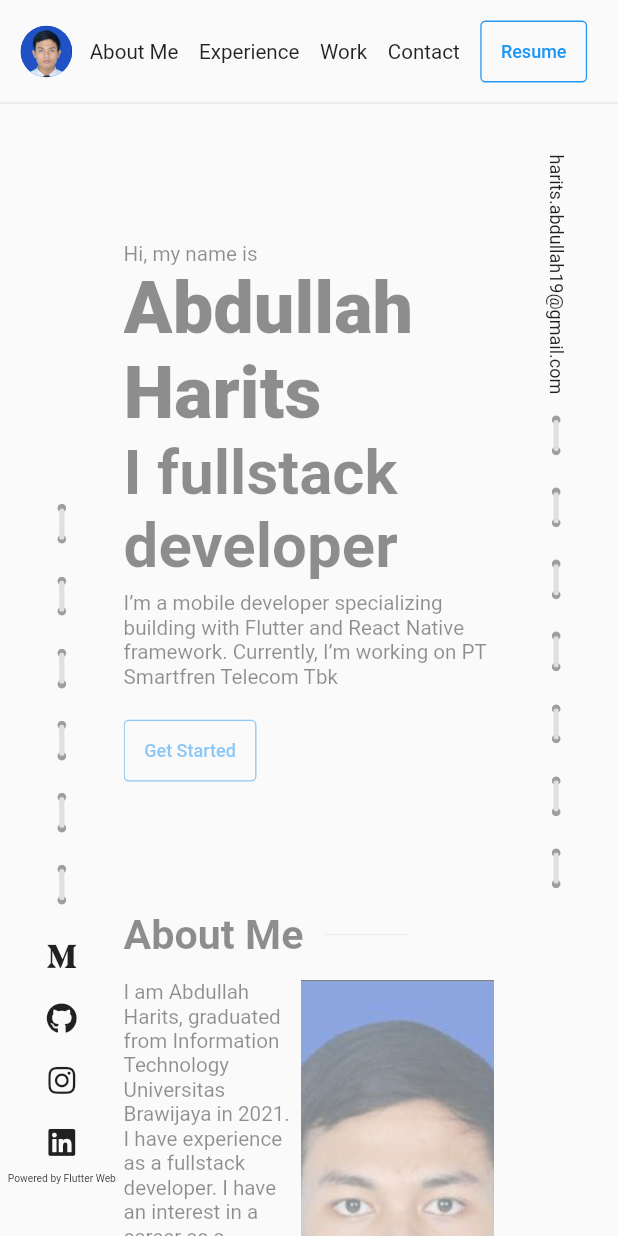
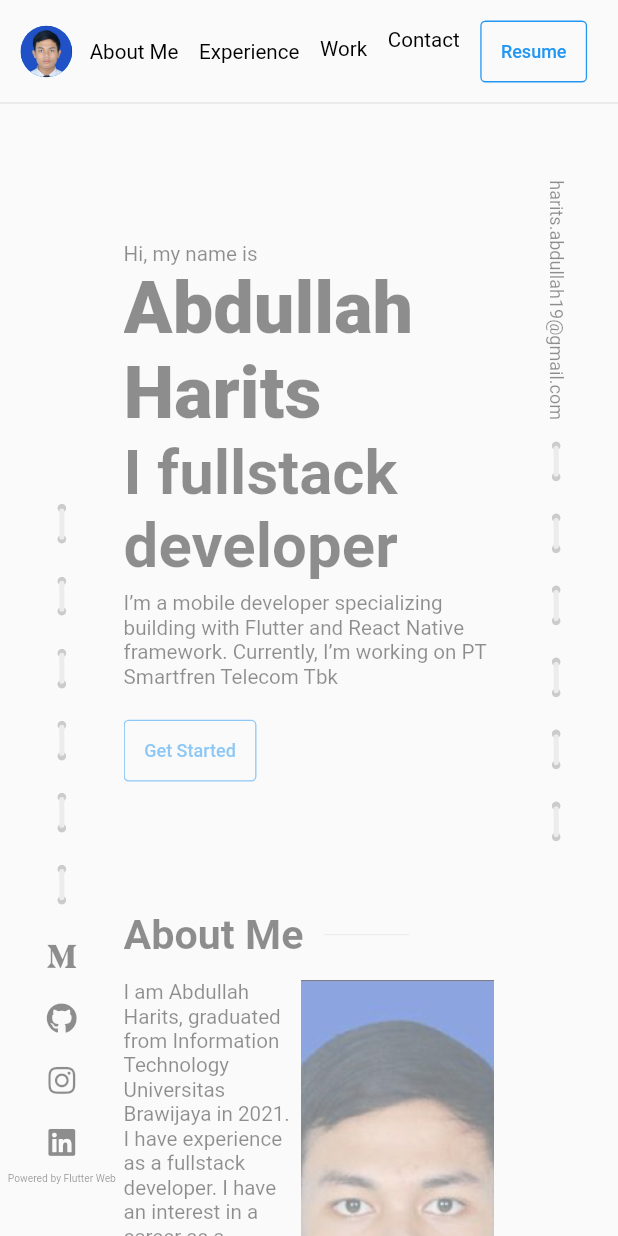
Before and after one commit to Harits19/harits19.github.io, a Flutter app: the first screen one second after launch, on a phone screen of 412 x 824 dp. Run offline on Flutter 3.47's test engine with Material 2 defaults, Android fonts, the phone set to English and light mode, and no system bars; drawn by our look-alikes of scrollable_positioned_list; our stand-ins replace bloc, easy_localization, flutter_bloc, fluttericon, responsive_framework; missing offline and left inert: easy_localization_loader.

Commit message:
add animation

```diff
--- a/lib/main.dart
+++ b/lib/main.dart
@@ -40,6 +40,12 @@ class MyApp extends StatelessWidget {
       locale: context.locale,
       theme: ThemeData(
         colorScheme: const ColorScheme.light(secondary: Colors.black),
+        elevatedButtonTheme: ElevatedButtonThemeData(
+          style: ElevatedButton.styleFrom(
+            backgroundColor: Colors.blue,
+            shadowColor: Colors.blue,
+          ),
+        ),
         outlinedButtonTheme: OutlinedButtonThemeData(
           style: () {
             const color = Colors.blue;
--- /dev/null
+++ b/lib/ui/base/constans/k_curves.dart
@@ -0,0 +1,11 @@
+import 'package:flutter/material.dart';
+
+enum KCurves {
+  kFastOutSlowIn(Curves.fastOutSlowIn);
+
+  const KCurves(this._curves);
+
+  final Cubic _curves;
+
+  Cubic get value => _curves;
+}
--- /dev/null
+++ b/lib/ui/base/constans/k_duration.dart
@@ -0,0 +1,14 @@
+enum KDuration {
+  d300(300),
+  d100(100),
+  d500(500),
+  d2000(2000),
+  d0(0);
+
+  const KDuration(this._milliseconds);
+  final int _milliseconds;
+
+  Duration get value {
+    return Duration(milliseconds: _milliseconds);
+  }
+}
--- a/lib/ui/home/home_page.dart
+++ b/lib/ui/home/home_page.dart
@@ -1,6 +1,8 @@
 import 'package:easy_localization/easy_localization.dart';
 import 'package:flutter/material.dart';
 import 'package:flutter_bloc/flutter_bloc.dart';
+import 'package:harits_portofolio/ui/base/constans/k_curves.dart';
+import 'package:harits_portofolio/ui/base/constans/k_duration.dart';
 import 'package:harits_portofolio/ui/base/cubits/home/home_cubit.dart';
 import 'package:harits_portofolio/ui/home/views/about_me_view.dart';
 import 'package:harits_portofolio/ui/home/views/contact_view.dart';
@@ -26,7 +28,7 @@ class _HomePageState extends State<HomePage> {
   final ItemPositionsListener? _itemPositionListener =
       ItemPositionsListener.create();
   late final homeRead = context.read<HomeCubit>();
-  final _duration = const Duration(milliseconds: 300);
+  late final _duration = KDuration.d300.value;
   bool _isScrolling = false;
 
   @override
@@ -42,21 +44,19 @@ class _HomePageState extends State<HomePage> {
   }
 
   void _positionListener() async {
-    final item =
-        _itemPositionListener?.itemPositions.value.reduce((value, element) {
+    final itemPosition = _itemPositionListener?.itemPositions.value;
+    if (itemPosition?.isEmpty ?? true) return;
+    final item = itemPosition!.reduce((value, element) {
       if (value.itemLeadingEdge < element.itemLeadingEdge) {
         return value;
       }
       return element;
     });
-    final currentIndex = item?.index;
-    if (currentIndex == null ||
-        item?.itemLeadingEdge == null ||
-        homeRead.state.currentIndexView == currentIndex ||
-        _isScrolling) {
+    final currentIndex = item.index;
+    if (homeRead.state.currentIndexView == currentIndex || _isScrolling) {
       return;
     }
-    homeRead.currentIndexView = currentIndex - 1;
+    homeRead.currentIndexView = currentIndex;
   }
 
   List<Widget> get _listBody {
@@ -84,9 +84,9 @@ class _HomePageState extends State<HomePage> {
                 _isScrolling = true;
                 setState(() {});
                 await _itemScrollController.scrollTo(
-                  index: selectedIndex + 1,
+                  index: selectedIndex,
                   duration: _duration,
-                  curve: Curves.fastOutSlowIn,
+                  curve: KCurves.kFastOutSlowIn.value,
                 );
                 _isScrolling = false;
                 homeRead.currentIndexView = selectedIndex;
--- a/lib/ui/home/views/header_view.dart
+++ b/lib/ui/home/views/header_view.dart
@@ -1,14 +1,16 @@
 import 'package:easy_localization/easy_localization.dart';
 import 'package:flutter/material.dart';
 import 'package:flutter_bloc/flutter_bloc.dart';
+import 'package:harits_portofolio/ui/base/constans/k_duration.dart';
 import 'package:harits_portofolio/ui/base/constans/k_asset.dart';
 import 'package:harits_portofolio/ui/base/constans/k_size.dart';
 import 'package:harits_portofolio/ui/base/cubits/home/home_cubit.dart';
 import 'package:harits_portofolio/ui/base/utils/url_util.dart';
 import 'package:harits_portofolio/ui/base/constans/k_text.dart';
+import 'package:harits_portofolio/ui/widgets/animated_slide_widget.dart';
 import 'package:harits_portofolio/ui/widgets/gap.dart';
 
-class HeaderView extends StatelessWidget {
+class HeaderView extends StatefulWidget {
   const HeaderView({
     Key? key,
     required this.onTapHeader,
@@ -17,41 +19,78 @@ class HeaderView extends StatelessWidget {
   final ValueChanged<int> onTapHeader;
 
   @override
+  State<HeaderView> createState() => _HeaderViewState();
+}
+
+class _HeaderViewState extends State<HeaderView> {
+  final _showHeader = KText.listHeader.map((e) => false).toList();
+
+  @override
   Widget build(BuildContext context) {
-    return Container(
+    return AnimatedSlideWidget(
+      onHalfEnd: () {
+        // start animation
+        _showHeader[0] = true;
+        setState(() {});
+      },
+      child: Container(
         padding: const EdgeInsets.all(KSize.s16),
         child: Row(
           children: [
-          const CircleAvatar(
+            InkWell(
+              onTap: () {
+                widget.onTapHeader(0);
+              },
+              child: const CircleAvatar(
                 backgroundImage: AssetImage(KAsset.profile),
+              ),
             ),
             const Spacer(),
             ...() {
               final listHeader = KText.listHeader;
               return List.generate(
                 listHeader.length,
-              (index) {
-                return InkWell(
-                  onTap: () {
-                    onTapHeader(index);
-                  },
-                  child: Padding(
+                (e) {
+                  final index = e + 1;
+                  final header = Padding(
                     padding: const EdgeInsets.all(8),
                     child: BlocSelector<HomeCubit, HomeState, bool>(
                       selector: (state) {
                         return state.currentIndexView == index;
                       },
                       builder: (context, isActive) {
-                        return Text(
-                          listHeader[index],
+                        return AnimatedDefaultTextStyle(
                           style: TextStyle(
                             fontSize: 16,
                             fontWeight: isActive ? FontWeight.bold : null,
-                            color: isActive ? Colors.blue : null,
+                            color: isActive ? Colors.blue : Colors.black,
+                          ),
+                          duration: KDuration.d100.value,
+                          child: Text(
+                            listHeader[e],
                           ),
                         );
                       },
                     ),
+                  );
+                  return InkWell(
+                    onTap: () {
+                      widget.onTapHeader(index);
+                    },
+                    child: _showHeader[e]
+                        ? AnimatedSlideWidget(
+                            onHalfEnd: () {
+                              if (index == listHeader.length) {
+                                return;
+                              }
+                              _showHeader[index] = true;
+                              setState(() {});
+                            },
+                            child: header,
+                          )
+                        : Opacity(
+                            opacity: 0,
+                            child: header,
                           ),
                   );
                 },
@@ -67,6 +106,7 @@ class HeaderView extends StatelessWidget {
             const Gap.h(8)
           ],
         ),
+      ),
     );
   }
 }
--- a/lib/ui/home/views/left_view.dart
+++ b/lib/ui/home/views/left_view.dart
@@ -2,6 +2,7 @@ import 'package:flutter/material.dart';
 import 'package:fluttericon/font_awesome5_icons.dart';
 import 'package:harits_portofolio/ui/base/constans/k_text.dart';
 import 'package:harits_portofolio/ui/base/utils/url_util.dart';
+import 'package:harits_portofolio/ui/widgets/animated_initial_widget.dart';
 import 'package:harits_portofolio/ui/widgets/side_container.dart';
 import 'package:easy_localization/easy_localization.dart';
 
--- a/lib/ui/home/views/right_view.dart
+++ b/lib/ui/home/views/right_view.dart
@@ -8,7 +8,8 @@ class RightView extends StatelessWidget {
 
   @override
   Widget build(BuildContext context) {
-    return SideContainer(children: [
+    return SideContainer(
+      children: [
         InkWell(
           onTap: () => UrlUtil.launchUrlEmail(context),
           child: const RotatedBox(
@@ -16,6 +17,7 @@ class RightView extends StatelessWidget {
             child: Text(KText.email),
           ),
         ),
-    ]);
+      ],
+    );
   }
 }
--- a/lib/ui/home/views/section_container.dart
+++ b/lib/ui/home/views/section_container.dart
@@ -1,9 +1,10 @@
 import 'package:flutter/material.dart';
 import 'package:harits_portofolio/ui/base/constans/k_size.dart';
 import 'package:harits_portofolio/ui/base/constans/k_textstyle.dart';
+import 'package:harits_portofolio/ui/widgets/animated_initial_widget.dart';
 import 'package:harits_portofolio/ui/widgets/gap.dart';
 
-class SectionContainer extends StatefulWidget {
+class SectionContainer extends StatelessWidget {
   const SectionContainer({
     Key? key,
     this.children = const <Widget>[],
@@ -13,49 +14,18 @@ class SectionContainer extends StatefulWidget {
   final String? titleText;
 
   @override
-  State<SectionContainer> createState() => _SectionContainerState();
-}
-
-class _SectionContainerState extends State<SectionContainer> {
-  EdgeInsets _top = const EdgeInsets.only(
-    top: KSize.s40,
-  );
-
-  double _opacity = 0;
-
-  @override
-  void initState() {
-    super.initState();
-
-    Future.delayed(Duration.zero).then((value) {
-      _top = EdgeInsets.zero;
-      _opacity = 1;
-      setState(() {});
-    });
-  }
-
-  @override
   Widget build(BuildContext context) {
-    const duration = Duration(seconds: 2);
-    const curves = Curves.fastOutSlowIn;
-    return AnimatedPadding(
-      duration: duration,
-      curve: curves,
-      padding: _top,
-      child: AnimatedOpacity(
-        duration: duration,
-        curve: curves,
-        opacity: _opacity,
+    return AnimatedInitialWidget(
       child: Padding(
         padding: KSize.paddingSection,
         child: Column(
           crossAxisAlignment: CrossAxisAlignment.start,
           children: [
-              if (widget.titleText != null) ...[
+            if (titleText != null) ...[
               Row(
                 children: [
                   Text(
-                      widget.titleText!,
+                    titleText!,
                     style: KTextStyle.title,
                   ),
                   const Gap.h(KSize.s16),
@@ -65,9 +35,8 @@ class _SectionContainerState extends State<SectionContainer> {
               ),
               const Gap.v(16),
             ],
-              ...widget.children.map((e) => e),
+            ...children.map((e) => e),
           ],
-          ),
         ),
       ),
     );
--- /dev/null
+++ b/lib/ui/widgets/animated_initial_widget.dart
@@ -0,0 +1,49 @@
+import 'package:flutter/material.dart';
+import 'package:harits_portofolio/ui/base/constans/k_curves.dart';
+import 'package:harits_portofolio/ui/base/constans/k_duration.dart';
+import 'package:harits_portofolio/ui/base/constans/k_size.dart';
+
+class AnimatedInitialWidget extends StatefulWidget {
+  const AnimatedInitialWidget({Key? key, this.child}) : super(key: key);
+
+  final Widget? child;
+
+  @override
+  State<AnimatedInitialWidget> createState() => _AnimatedInitialWidgetState();
+}
+
+class _AnimatedInitialWidgetState extends State<AnimatedInitialWidget> {
+  EdgeInsets _top = const EdgeInsets.only(
+    top: KSize.s40,
+  );
+
+  double _opacity = 0;
+
+  @override
+  void initState() {
+    super.initState();
+
+    Future.delayed(KDuration.d0.value).then((value) {
+      _top = EdgeInsets.zero;
+      _opacity = 1;
+      setState(() {});
+    });
+  }
+
+  @override
+  Widget build(BuildContext context) {
+    final duration = KDuration.d2000.value;
+    final curves = KCurves.kFastOutSlowIn.value;
+    return AnimatedPadding(
+      duration: duration,
+      curve: curves,
+      padding: _top,
+      child: AnimatedOpacity(
+        duration: duration,
+        curve: curves,
+        opacity: _opacity,
+        child: widget.child,
+      ),
+    );
+  }
+}
--- /dev/null
+++ b/lib/ui/widgets/animated_slide_widget.dart
@@ -0,0 +1,43 @@
+import 'package:flutter/material.dart';
+import 'package:harits_portofolio/ui/base/constans/k_curves.dart';
+import 'package:harits_portofolio/ui/base/constans/k_duration.dart';
+
+class AnimatedSlideWidget extends StatefulWidget {
+  const AnimatedSlideWidget({
+    Key? key,
+    this.child,
+    this.onHalfEnd,
+  }) : super(key: key);
+  final Widget? child;
+  final VoidCallback? onHalfEnd;
+
+  @override
+  State<AnimatedSlideWidget> createState() => _AnimatedSlideWidgetState();
+}
+
+class _AnimatedSlideWidgetState extends State<AnimatedSlideWidget> {
+  Offset _offset = const Offset(0, -2);
+
+  @override
+  void initState() {
+    super.initState();
+    Future.delayed(KDuration.d100.value).then((value) {
+      if (widget.onHalfEnd == null) return;
+      widget.onHalfEnd!();
+    });
+    Future.delayed(KDuration.d0.value).then((value) {
+      _offset = Offset.zero;
+      setState(() {});
+    });
+  }
+
+  @override
+  Widget build(BuildContext context) {
+    return AnimatedSlide(
+      duration: KDuration.d500.value,
+      offset: _offset,
+      curve: KCurves.kFastOutSlowIn.value,
+      child: widget.child,
+    );
+  }
+}
--- a/lib/ui/widgets/gap.dart
+++ b/lib/ui/widgets/gap.dart
@@ -3,20 +3,20 @@ import 'package:flutter/material.dart';
 class Gap extends StatelessWidget {
   const Gap.v(double? size, {Key? key})
       : width = null,
-        heigth = size,
+        height = size,
         super(key: key);
 
   const Gap.h(double? size, {Key? key})
       : width = size,
-        heigth = null,
+        height = null,
         super(key: key);
 
-  final double? width, heigth;
+  final double? width, height;
 
   @override
   Widget build(BuildContext context) {
     return SizedBox(
-      height: heigth,
+      height: height,
       width: width,
     );
   }
--- a/lib/ui/widgets/side_container.dart
+++ b/lib/ui/widgets/side_container.dart
@@ -1,5 +1,6 @@
 import 'package:flutter/material.dart';
 import 'package:harits_portofolio/ui/base/constans/k_size.dart';
+import 'package:harits_portofolio/ui/widgets/animated_initial_widget.dart';
 import 'package:harits_portofolio/ui/widgets/gap.dart';
 
 class SideContainer extends StatelessWidget {
@@ -16,6 +17,7 @@ class SideContainer extends StatelessWidget {
   Widget build(BuildContext context) {
     return Expanded(
       flex: 1,
+      child: AnimatedInitialWidget(
         child: Column(
           verticalDirection:
               reverse ? VerticalDirection.up : VerticalDirection.down,
@@ -67,8 +69,9 @@ class SideContainer extends StatelessWidget {
                           children: [
                             ...List.generate(
                               constraint.maxHeight ~/ KSize.s24 ~/ 2,
-                            (index) =>
-                                index % 2 == 0 ? line : const Gap.v(KSize.s24),
+                              (index) => index % 2 == 0
+                                  ? line
+                                  : const Gap.v(KSize.s24),
                             ),
                           ],
                         ),
@@ -79,6 +82,7 @@ class SideContainer extends StatelessWidget {
               );
             }()
           ],
+        ),
       ),
     );
   }
--- /dev/null
+++ b/lib/ui/widgets/texfield_widget.dart
@@ -0,0 +1,7 @@
+import 'package:flutter/material.dart';
+
+class TextFieldWidget extends TextField {
+  const TextFieldWidget({
+    super.key,
+  });
+}
```
Lines whose indentation alone changed are shown as unchanged.
